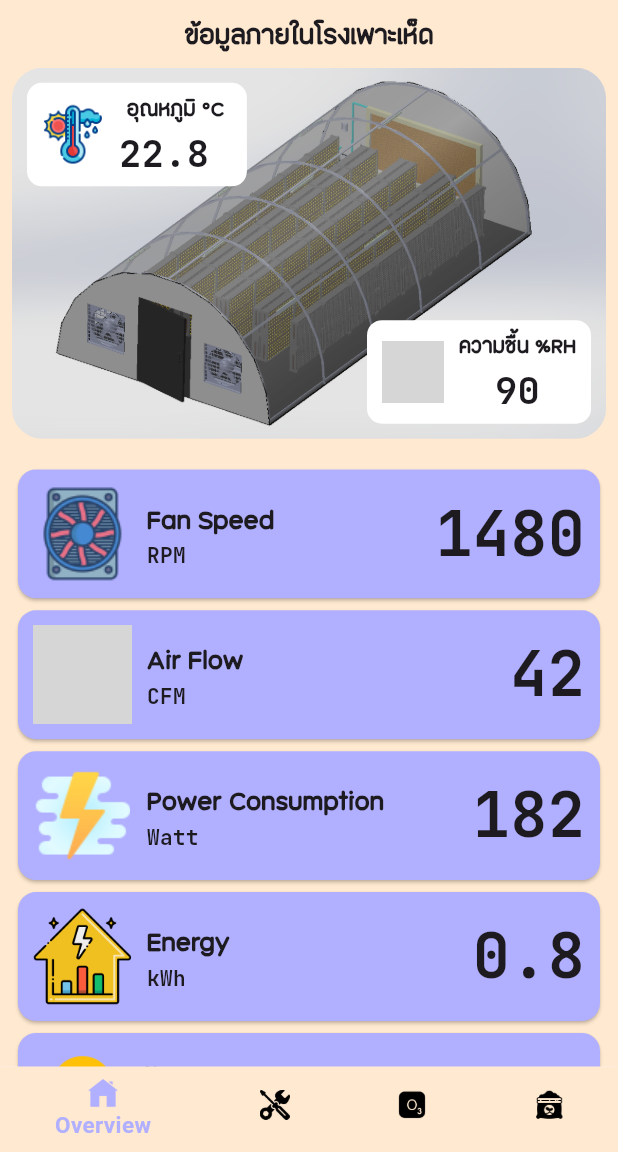
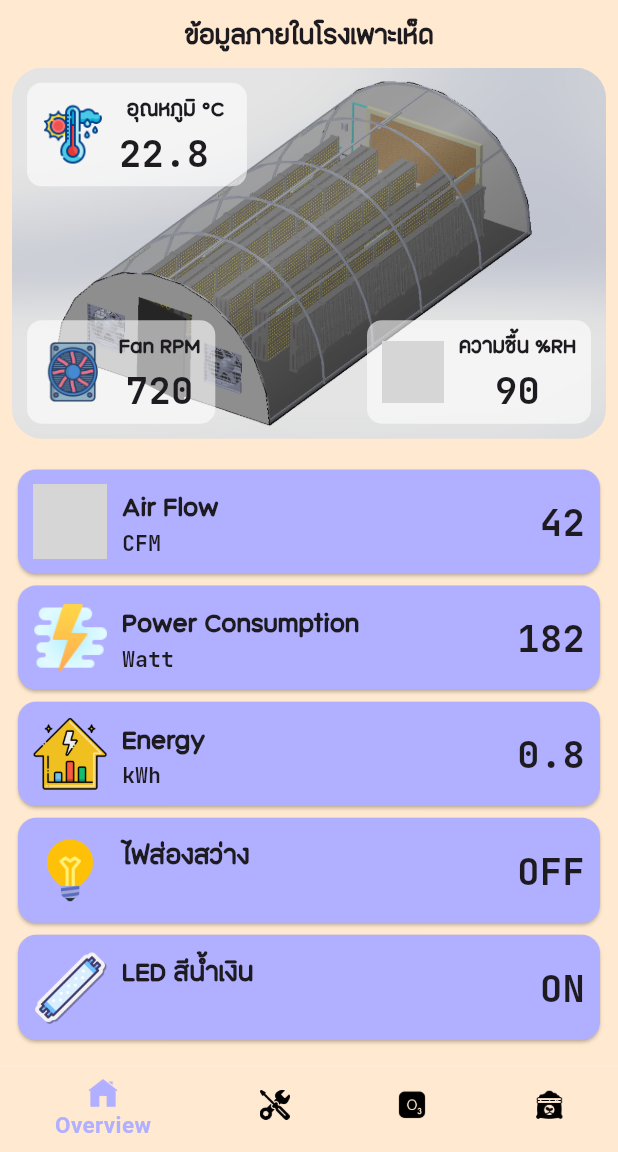
Before and after one commit to oatanurakch/mushroomapp, a Flutter app: the screen it shows after launch, on a phone screen of 412 x 824 dp, the part 84-1236 px from its top. Run offline on Flutter 3.47's test engine with Material 3 defaults, Android fonts, the phone set to English and light mode, and no system bars; our stand-ins replace syncfusion_flutter_sliders; missing offline and left inert: cart_stepper, syncfusion_flutter_core; grey boxes are pictures that could not be loaded.

Commit message:
update value

```diff
--- a/lib/pages/overview_page.dart
+++ b/lib/pages/overview_page.dart
@@ -1,5 +1,6 @@
 import 'package:flutter/material.dart';
 import 'package:mushroomapp/utility/constant.dart';
+import 'package:mushroomapp/utility/globals.dart' as globals;
 
 class OverviewPage extends StatefulWidget {
   const OverviewPage({super.key});
@@ -64,6 +65,12 @@ class _OverviewPageState extends State<OverviewPage> {
                           "90",
                           [null, null, 10, 10],
                         ),
+                        _buildTagLabel(
+                          'assets/icons/fan.png',
+                          "Fan RPM",
+                          "${((globals.PWMVal.toInt() * 1800) / 100).round()}",
+                          [10, null, null, 10],
+                        ),
                       ],
                     ),
                     SizedBox(
@@ -72,12 +79,6 @@ class _OverviewPageState extends State<OverviewPage> {
                     Center(
                       child: Column(
                         children: [
-                          _buildCardItems(
-                            'assets/icons/fan.png',
-                            'Fan Speed',
-                            'RPM',
-                            1480,
-                          ),
                           _buildCardItems(
                             'assets/icons/airflow.png',
                             'Air Flow',
@@ -132,7 +133,7 @@ class _OverviewPageState extends State<OverviewPage> {
       child: Container(
         padding: EdgeInsets.fromLTRB(10, 5, 10, 5),
         decoration: BoxDecoration(
-          color: Colors.white,
+          color: Colors.white.withOpacity(0.6),
           borderRadius: BorderRadius.circular(10), // Add this line
         ),
         child: Row(
@@ -178,7 +179,7 @@ class _OverviewPageState extends State<OverviewPage> {
         child: Row(
           children: [
             Image.asset(pathImg,
-                width: MediaQuery.of(context).size.height * 0.08),
+                width: MediaQuery.of(context).size.height * 0.06),
             SizedBox(width: 10),
             Column(
               crossAxisAlignment: CrossAxisAlignment.start,
@@ -207,7 +208,7 @@ class _OverviewPageState extends State<OverviewPage> {
                 Text(
                   value.toString(),
                   style: TextStyle(
-                    fontSize: MediaQuery.of(context).size.height * 0.05,
+                    fontSize: MediaQuery.of(context).size.height * 0.03,
                     fontWeight: FontWeight.bold,
                     fontFamily: 'JetbrainsMono',
                   ),
--- a/lib/pages/ozone_page.dart
+++ b/lib/pages/ozone_page.dart
@@ -37,7 +37,7 @@ class _OzonePageState extends State<OzonePage> {
                     mainAxisAlignment: MainAxisAlignment.spaceEvenly,
                     children: [
                       Container(
-                        height: MediaQuery.sizeOf(context).height * 0.3,
+                        height: MediaQuery.sizeOf(context).height * 0.35,
                         width: MediaQuery.sizeOf(context).width * 0.3,
                         decoration: BoxDecoration(
                             borderRadius: BorderRadius.circular(10),
@@ -95,7 +95,7 @@ class _OzonePageState extends State<OzonePage> {
                         ),
                       ),
                       Container(
-                        height: MediaQuery.of(context).size.height * 0.3,
+                        height: MediaQuery.of(context).size.height * 0.35,
                         width: MediaQuery.of(context).size.width * 0.6,
                         decoration: BoxDecoration(
                             borderRadius: BorderRadius.circular(10),
```
